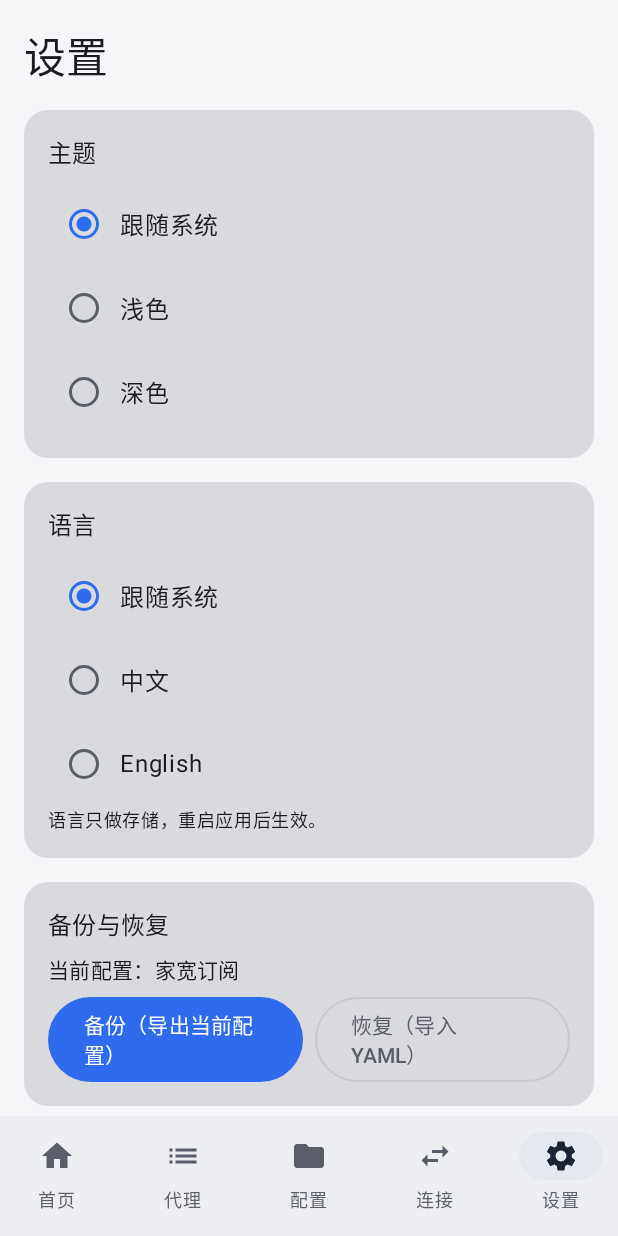
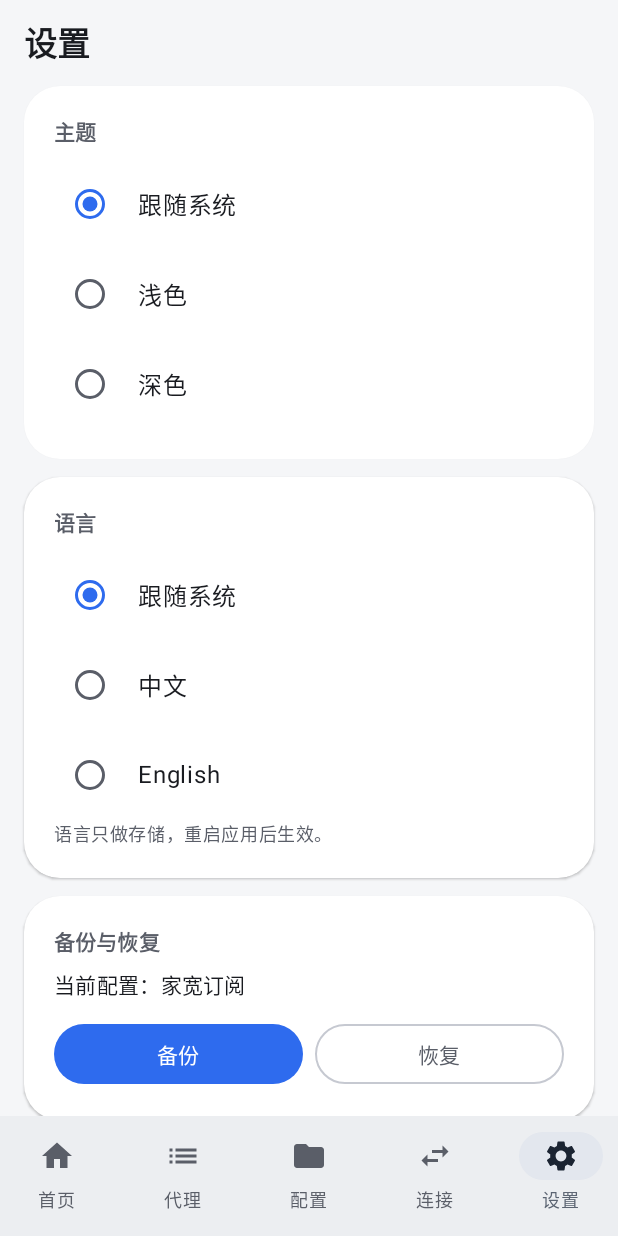
Before and after one commit to zhaor5869-svg/cfnew-worker, an Android app built with Jetpack Compose: the SettingsScreen screen opened through its navigation route, on a phone screen of 412 x 824 dp. Run offline under Robolectric (Android 15) with nearby library versions, the phone set to English and light mode, and no system bars; our stand-ins replace Room's generated code.

Commit message:
feat: FlClash-style UI v0.1.3 (blue theme, dashboard home, delay badges; paste import unchanged)

```diff
--- a/android/app/src/main/java/com/laoda/proxy/ui/settings/SettingsScreen.kt
+++ b/android/app/src/main/java/com/laoda/proxy/ui/settings/SettingsScreen.kt
@@ -16,7 +16,6 @@ import androidx.compose.foundation.rememberScrollState
 import androidx.compose.foundation.selection.selectableGroup
 import androidx.compose.foundation.verticalScroll
 import androidx.compose.material3.Button
-import androidx.compose.material3.Card
 import androidx.compose.material3.MaterialTheme
 import androidx.compose.material3.OutlinedButton
 import androidx.compose.material3.RadioButton
@@ -29,19 +28,21 @@ import androidx.compose.runtime.rememberCoroutineScope
 import androidx.compose.ui.Alignment
 import androidx.compose.ui.Modifier
 import androidx.compose.ui.platform.LocalContext
+import androidx.compose.ui.text.font.FontWeight
 import androidx.compose.ui.unit.dp
 import androidx.lifecycle.viewmodel.compose.viewModel
 import com.laoda.proxy.LaoDaApplication
 import com.laoda.proxy.data.ThemeMode
+import com.laoda.proxy.ui.theme.AppCard
+import com.laoda.proxy.ui.theme.SectionTitle
 import com.laoda.proxy.ui.vmFactory
 import kotlinx.coroutines.Dispatchers
 import kotlinx.coroutines.launch
 import kotlinx.coroutines.withContext
 
 /**
- * 设置页（模块 C）：主题三选一、语言三选一（只存储，提示重启后生效）、
- * 备份（CreateDocument 导出当前 config.yaml 文本）、恢复（GetContent 导入）、
- * 关于（版本 0.1.0、mihomo v1.19.34、GPL-3.0 说明）。
+ * 设置页（v0.1.3 UI 改版）：分节卡片 + 小节标题 + 更宽松的行距。
+ * 主题/语言/备份/关于的 ViewModel 接线与 v0.1.0 完全一致，只改表现层。
  */
 @Composable
 fun SettingsScreen() {
@@ -114,19 +115,22 @@ fun SettingsScreen() {
         modifier = Modifier
             .fillMaxSize()
             .verticalScroll(rememberScrollState())
-            .padding(16.dp),
-        verticalArrangement = Arrangement.spacedBy(16.dp),
+            .padding(horizontal = 16.dp, vertical = 12.dp),
+        verticalArrangement = Arrangement.spacedBy(12.dp),
     ) {
-        Text("设置", style = MaterialTheme.typography.headlineMedium)
+        Text(
+            "设置",
+            style = MaterialTheme.typography.titleLarge.copy(fontWeight = FontWeight.Bold),
+        )
 
         // ---- 主题 ----
-        Card(modifier = Modifier.fillMaxWidth()) {
+        AppCard(modifier = Modifier.fillMaxWidth()) {
             Column(
                 modifier = Modifier
-                    .padding(16.dp)
+                    .padding(20.dp)
                     .selectableGroup(),
             ) {
-                Text("主题", style = MaterialTheme.typography.titleMedium)
+                SectionTitle("主题")
                 Spacer(Modifier.height(8.dp))
                 listOf(
                     ThemeMode.SYSTEM to "跟随系统",
@@ -137,27 +141,27 @@ fun SettingsScreen() {
                         modifier = Modifier
                             .fillMaxWidth()
                             .clickable { viewModel.setTheme(mode) }
-                            .padding(vertical = 4.dp),
+                            .padding(vertical = 6.dp),
                         verticalAlignment = Alignment.CenterVertically,
                     ) {
                         RadioButton(
                             selected = theme == mode,
                             onClick = { viewModel.setTheme(mode) },
                         )
-                        Text(label)
+                        Text(label, modifier = Modifier.padding(start = 8.dp))
                     }
                 }
             }
         }
 
         // ---- 语言 ----
-        Card(modifier = Modifier.fillMaxWidth()) {
+        AppCard(modifier = Modifier.fillMaxWidth()) {
             Column(
                 modifier = Modifier
-                    .padding(16.dp)
+                    .padding(20.dp)
                     .selectableGroup(),
             ) {
-                Text("语言", style = MaterialTheme.typography.titleMedium)
+                SectionTitle("语言")
                 Spacer(Modifier.height(8.dp))
                 listOf(
                     "system" to "跟随系统",
@@ -171,7 +175,7 @@ fun SettingsScreen() {
                                 viewModel.setLanguage(value)
                                 Toast.makeText(context, "语言设置已保存，重启后生效", Toast.LENGTH_SHORT).show()
                             }
-                            .padding(vertical = 4.dp),
+                            .padding(vertical = 6.dp),
                         verticalAlignment = Alignment.CenterVertically,
                     ) {
                         RadioButton(
@@ -181,53 +185,58 @@ fun SettingsScreen() {
                                 Toast.makeText(context, "语言设置已保存，重启后生效", Toast.LENGTH_SHORT).show()
                             },
                         )
-                        Text(label)
+                        Text(label, modifier = Modifier.padding(start = 8.dp))
                     }
                 }
                 Text(
                     "语言只做存储，重启应用后生效。",
                     style = MaterialTheme.typography.bodySmall,
+                    color = MaterialTheme.colorScheme.onSurfaceVariant,
                 )
             }
         }
 
         // ---- 备份 / 恢复 ----
-        Card(modifier = Modifier.fillMaxWidth()) {
-            Column(modifier = Modifier.padding(16.dp)) {
-                Text("备份与恢复", style = MaterialTheme.typography.titleMedium)
+        AppCard(modifier = Modifier.fillMaxWidth()) {
+            Column(modifier = Modifier.padding(20.dp)) {
+                SectionTitle("备份与恢复")
                 Spacer(Modifier.height(8.dp))
                 Text(
                     "当前配置：${currentProfile?.name ?: "无"}",
                     style = MaterialTheme.typography.bodyMedium,
                 )
-                Spacer(Modifier.height(8.dp))
+                Spacer(Modifier.height(12.dp))
                 Row(horizontalArrangement = Arrangement.spacedBy(8.dp)) {
                     Button(
                         onClick = { backupLauncher.launch("laoda-proxy-config.yaml") },
                         enabled = currentProfile != null,
                         modifier = Modifier.weight(1f),
                     ) {
-                        Text("备份（导出当前配置）")
+                        Text("备份")
                     }
                     OutlinedButton(
                         onClick = { restoreLauncher.launch("text/*") },
                         modifier = Modifier.weight(1f),
                     ) {
-                        Text("恢复（导入 YAML）")
+                        Text("恢复")
                     }
                 }
             }
         }
 
         // ---- 关于 ----
-        Card(modifier = Modifier.fillMaxWidth()) {
-            Column(modifier = Modifier.padding(16.dp)) {
-                Text("关于", style = MaterialTheme.typography.titleMedium)
+        AppCard(modifier = Modifier.fillMaxWidth()) {
+            Column(modifier = Modifier.padding(20.dp)) {
+                SectionTitle("关于")
                 Spacer(Modifier.height(8.dp))
-                Text("应用版本：0.1.0")
+                Text("应用版本：0.1.3")
                 Text("核心：mihomo v1.19.34")
                 Spacer(Modifier.height(8.dp))
-                Text("本应用基于 Mihomo（GPL-3.0），源码按 GPL-3.0 提供。")
+                Text(
+                    "本应用基于 Mihomo（GPL-3.0），源码按 GPL-3.0 提供。",
+                    style = MaterialTheme.typography.bodySmall,
+                    color = MaterialTheme.colorScheme.onSurfaceVariant,
+                )
             }
         }
     }
```
